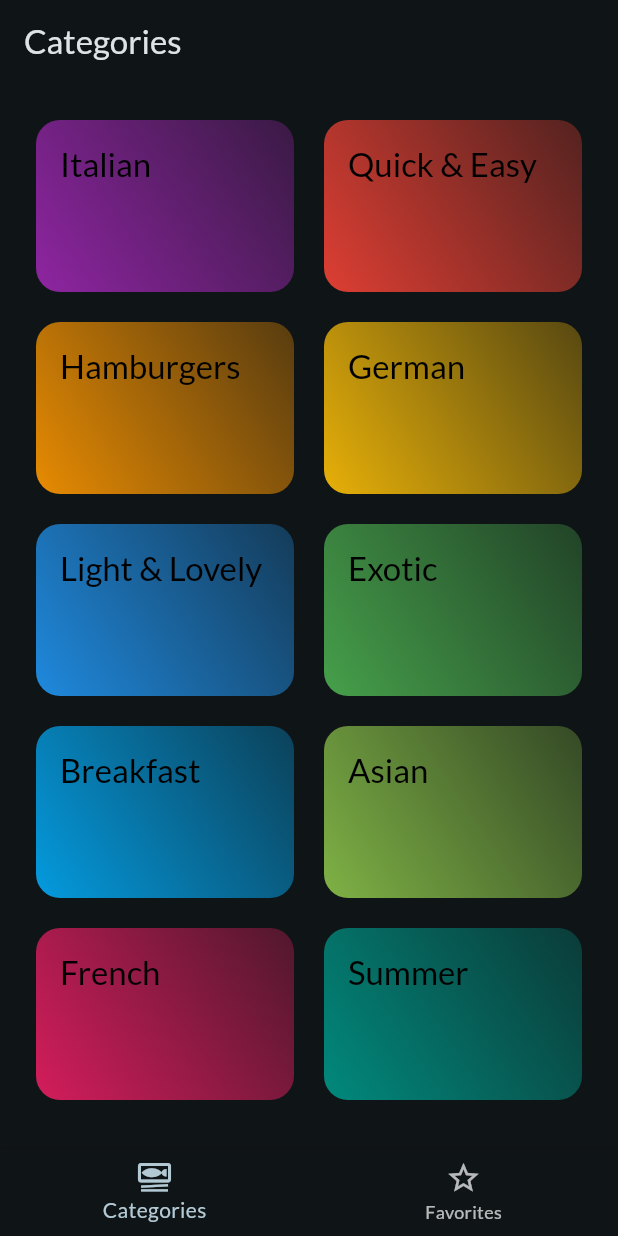
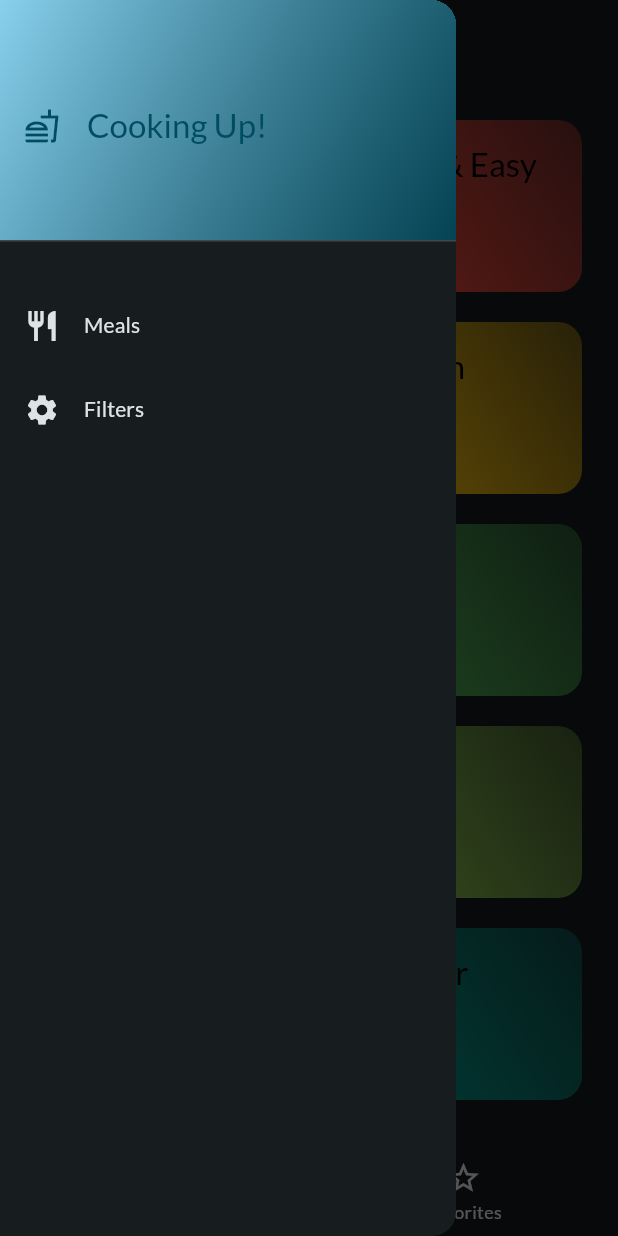
Before and after one commit to HassamAli2174/Meal_App, a Flutter app: the screen it shows after launch, with the side drawer open (before the commit the screen has no drawer), on a phone screen of 412 x 824 dp. Run offline on Flutter 3.47's test engine with Material 3 defaults, Android fonts, the phone set to English and light mode, and no system bars; our stand-ins replace google_fonts, transparent_image.

Commit message:
Add MainDrawer to TabsScreen for improved navigation. Implemented _setScreen method to handle screen selection from the drawer.

```diff
--- a/lib/screens/tabs.dart
+++ b/lib/screens/tabs.dart
@@ -2,6 +2,7 @@ import 'package:flutter/material.dart';
 import 'package:meal_app/models/meal.dart';
 import 'package:meal_app/screens/categories.dart';
 import 'package:meal_app/screens/meals.dart';
+import 'package:meal_app/widgets/main_drawer.dart';
 
 class TabsScreen extends StatefulWidget {
   const TabsScreen({super.key});
@@ -42,6 +43,13 @@ class _TabsScreenState extends State<TabsScreen> {
     });
   }
 
+  void _setScreen(String identifier) {
+    if (identifier == 'filters') {
+    } else {
+      Navigator.of(context).pop();
+    }
+  }
+
   @override
   Widget build(BuildContext context) {
     Widget activePage = CategoriesScreen(
@@ -57,6 +65,7 @@ class _TabsScreenState extends State<TabsScreen> {
     }
     return Scaffold(
       appBar: AppBar(title: Text(activePageTitle)),
+      drawer: MainDrawer(onSelectScreen: _setScreen),
       body: activePage,
       bottomNavigationBar: BottomNavigationBar(
         currentIndex: _selectedPageIndex,
--- /dev/null
+++ b/lib/widgets/main_drawer.dart
@@ -0,0 +1,86 @@
+import 'package:flutter/material.dart';
+
+class MainDrawer extends StatelessWidget {
+  const MainDrawer({super.key, required this.onSelectScreen});
+
+  final void Function(String identifier) onSelectScreen;
+
+  @override
+  Widget build(BuildContext context) {
+    return Drawer(
+      child: Column(
+        children: [
+          AnimatedContainer(
+            duration: const Duration(milliseconds: 300),
+            curve: Curves.easeInOutQuint,
+            child: DrawerHeader(
+              curve: Curves.easeInOutCubicEmphasized,
+              decoration: BoxDecoration(
+                gradient: LinearGradient(
+                  colors: [
+                    Theme.of(context).colorScheme.primary,
+                    Theme.of(
+                      context,
+                    ).colorScheme.primaryContainer.withOpacity(0.8),
+                  ],
+                  begin: Alignment.topLeft,
+                  end: Alignment.bottomRight,
+                ),
+              ),
+              child: Row(
+                mainAxisAlignment: MainAxisAlignment.start,
+                // crossAxisAlignment: CrossAxisAlignment.center,
+                children: [
+                  Icon(
+                    Icons.fastfood_outlined,
+                    color: Theme.of(context).colorScheme.primaryContainer,
+                  ),
+                  const SizedBox(width: 18),
+                  Text(
+                    'Cooking Up!',
+                    style: Theme.of(context).textTheme.titleLarge!.copyWith(
+                      color:
+                          Theme.of(context).colorScheme.onPrimaryFixedVariant,
+                    ),
+                  ),
+                ],
+              ),
+            ),
+          ),
+          const SizedBox(height: 20),
+          ListTile(
+            leading: Icon(
+              Icons.restaurant,
+              color: Theme.of(context).colorScheme.onBackground,
+            ),
+            title: Text(
+              'Meals',
+              style: Theme.of(context).textTheme.titleSmall!.copyWith(
+                color: Theme.of(context).colorScheme.onBackground,
+              ),
+            ),
+            onTap: () {
+              // Navigator.of(context).pushReplacementNamed('/');
+              onSelectScreen('Meals');
+            },
+          ),
+          ListTile(
+            leading: Icon(
+              Icons.settings,
+              color: Theme.of(context).colorScheme.onBackground,
+            ),
+            title: Text(
+              'Filters',
+              style: Theme.of(context).textTheme.titleSmall!.copyWith(
+                color: Theme.of(context).colorScheme.onBackground,
+              ),
+            ),
+            onTap: () {
+              onSelectScreen('filters');
+            },
+          ),
+        ],
+      ),
+    );
+  }
+}
```
